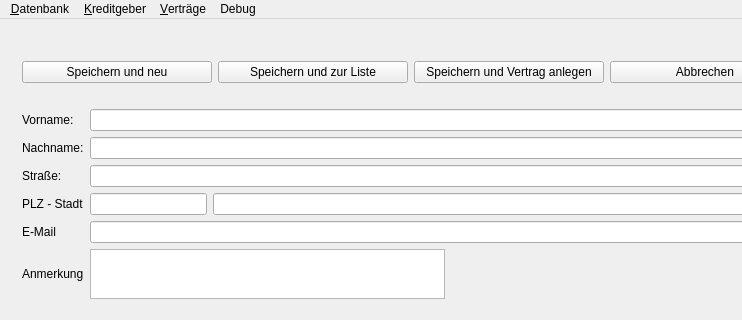
Before: the Qt Designer form DKV2/mainwindow.ui in Schachigel/DKV2, drawn with Qt 5; both pictures show x 0 to 742 and y 0 to 320 of the 909 by 567 pixel window.
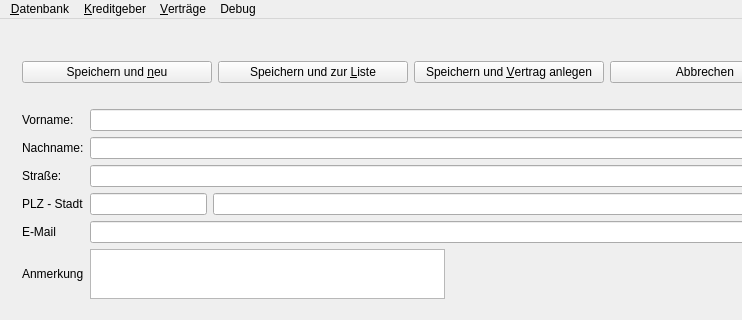
After: the same form once the commit is applied. The open tabs and pages were chosen to show the change.

What changed in the file:
```diff
--- a/DKV2/mainwindow.ui
+++ b/DKV2/mainwindow.ui
@@ -97,7 +97,7 @@
              <string>Der Datensatz wird gespeichert und ein weiterer Datensatz angelegt</string>
             </property>
             <property name="text">
-             <string>Speichern und neu</string>
+             <string>Speichern und &amp;neu</string>
             </property>
            </widget>
           </item>
@@ -107,7 +107,7 @@
              <string>Der Datensatz wird gespeichert und die Liste der DK Geber wird angezeigt</string>
             </property>
             <property name="text">
-             <string>Speichern und zur Liste</string>
+             <string>Speichern und zur &amp;Liste</string>
             </property>
            </widget>
           </item>
@@ -117,7 +117,7 @@
              <string>Der Datensatz wird gespeichert und die Eingabe neuer DK Geber wird beendet</string>
             </property>
             <property name="text">
-             <string>Speichern und Vertrag anlegen</string>
+             <string>Speichern und &amp;Vertrag anlegen</string>
             </property>
            </widget>
           </item>
```
Left out of the diff: 6 changed lines with no effect on the pictures.
